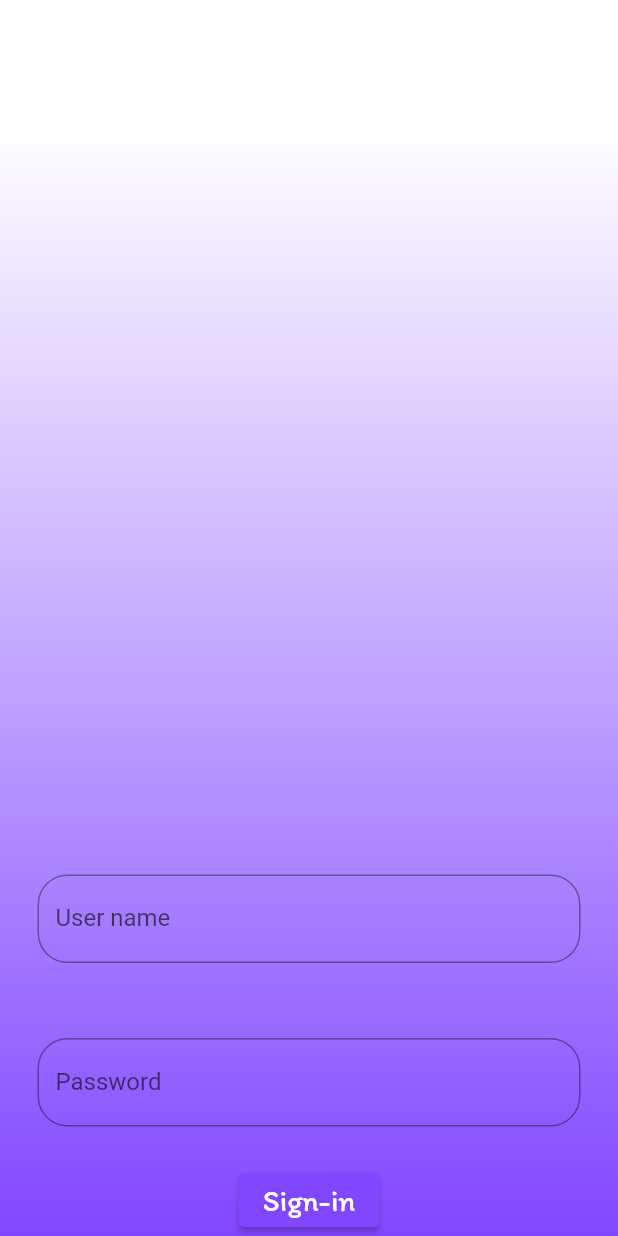
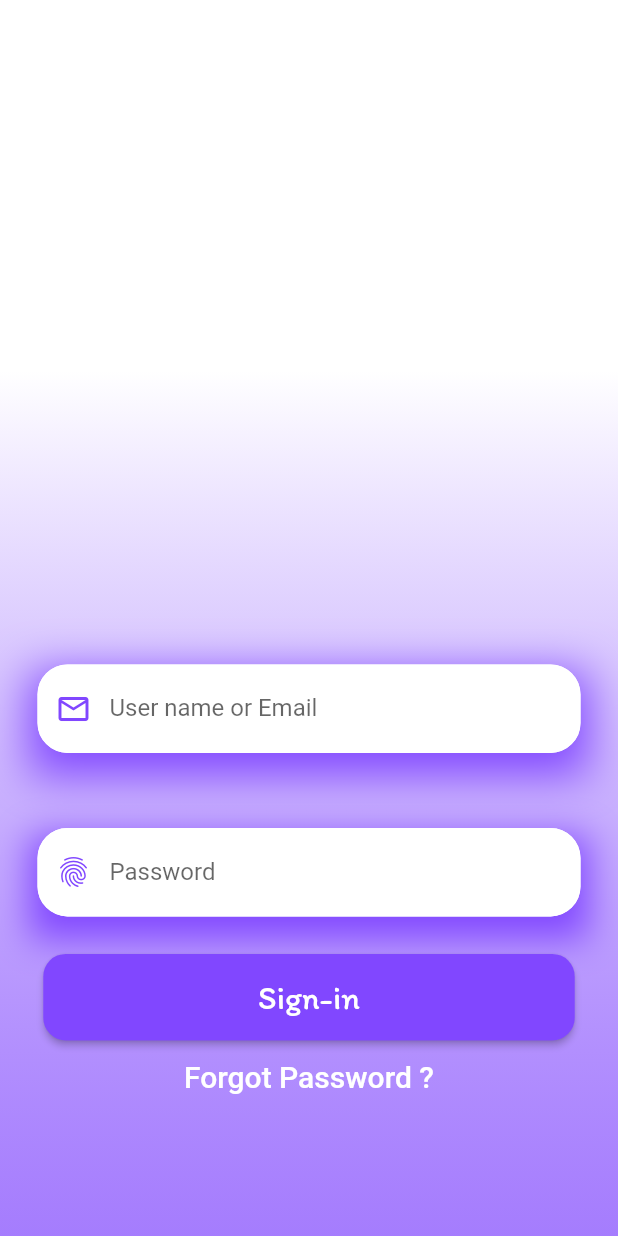
Before and after one commit to Tripathi-Ishita/major_vcare, a Flutter app: the Signin screen opened directly, on a phone screen of 412 x 824 dp. Run offline on Flutter 3.47's test engine with Material 2 defaults, Android fonts, the phone set to English and light mode, and no system bars; our stand-ins replace rive.

Commit message:
Update signin.dart

```diff
--- a/lib/screen/Credentials/signin.dart
+++ b/lib/screen/Credentials/signin.dart
@@ -16,38 +16,89 @@ class _SigninState extends State<Signin> {
           gradient: LinearGradient(
             begin: Alignment.topCenter,
             end: Alignment.bottomCenter,
-              colors: [Colors.white,
-                Color.fromRGBO(129, 71, 255, 1)],
-              stops: [0.1, 1.0],
+            colors: [Colors.white, Color.fromRGBO(129, 71, 255, 0.7)],
+            stops: [0.3, 1.0],
           ),
         ),
         child: Column(mainAxisAlignment: MainAxisAlignment.end, children: [
           Container(
+            decoration: BoxDecoration(
+              boxShadow: [
+                BoxShadow(
+                  color: Color.fromRGBO(129, 71, 255, 1.0),
+                  blurRadius: 25,
+                  offset: Offset(0, 10)
+                )
+              ]
+            ),
             margin: EdgeInsets.all(20.0),
             padding: EdgeInsets.all(5.0),
             child: TextField(
-              decoration: InputDecoration(labelText: "User name",
-              border: OutlineInputBorder(borderRadius: BorderRadius.circular(20))),
+              decoration: InputDecoration(
+                filled: true,
+                  fillColor: Colors.white,
+                  prefixIcon: Icon(Icons.email_outlined,
+                  color: Color.fromRGBO(129, 71, 255, 1.0)),
+                  labelText: "User name or Email",
+                  enabledBorder: OutlineInputBorder(
+                    borderSide: BorderSide(
+                      color: Colors.white,
+                      width: 2
+                    ),
+                      borderRadius: BorderRadius.circular(20))),
             ),
           ),
           Container(
+            decoration: BoxDecoration(
+              boxShadow: [
+                BoxShadow(
+                  color: Color.fromRGBO(129, 71, 255, 1.0),
+                  blurRadius: 20,
+                  offset: const Offset(0, 10),
+                ),
+              ]
+            ),
             margin: EdgeInsets.all(20.0),
             padding: EdgeInsets.all(5.0),
             child: TextField(
-              decoration: InputDecoration(labelText: "Password",
-                  border: OutlineInputBorder(borderRadius: BorderRadius.circular(20))),
+              decoration: InputDecoration(
+                prefixIcon: Icon(Icons.fingerprint,
+                color: Color.fromRGBO(129, 71, 255, 1.0)),
+                filled: true,
+                fillColor: Colors.white,
+                  labelText: "Password",
+                  enabledBorder: OutlineInputBorder(
+                      borderSide: BorderSide(
+                        width: 2,
+                        color: Colors.white
+                      ),
+                      borderRadius: BorderRadius.circular(20))),
             ),
           ),
-          ElevatedButton(
+          SizedBox(
+            height: MediaQuery.of(context).size.height*.07,
+            width: MediaQuery.of(context).size.width*.86,
+            child: ElevatedButton(
                 style: ElevatedButton.styleFrom(
-              primary: Color.fromRGBO(129, 71, 255, 1.0)
+                  shape: RoundedRectangleBorder(
+                     borderRadius: BorderRadius.all(Radius.circular(15))
                   ),
+                    primary: Color.fromRGBO(129, 71, 255, 1.0)),
                 onPressed: () {},
                 child: Text(
                   "Sign-in",
-                style: TextStyle(fontSize: 20, fontFamily: "Itim"),
+                  style: TextStyle(fontSize: 22, fontFamily: "Itim"),
                 )),
-
+          ),
+          TextButton(onPressed: () {}, child: Text("Forgot Password ?",
+            style: TextStyle(
+              color: Colors.white,
+              fontSize: 20
+            ),
+          )),
+          SizedBox(
+            height: MediaQuery.of(context).size.height*.1,
+          )
         ]),
       ),
     );
```
Lines whose indentation alone changed are shown as unchanged.
